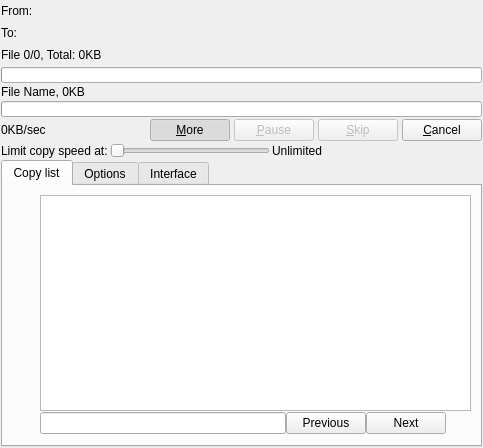
Before: the Qt Designer form plugins/Themes/Oxygen/interface.ui in alphaonex86/Ultracopier, drawn with Qt 5.
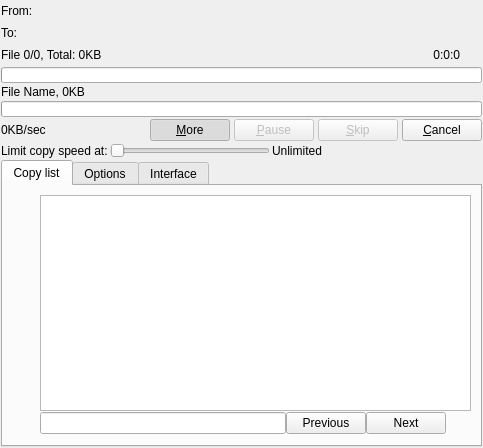
After: the same form once the commit is applied. Icons and pictures are not drawn.

Diff of the .ui file:
```diff
--- a/plugins/Themes/Oxygen/interface.ui
+++ b/plugins/Themes/Oxygen/interface.ui
@@ -107,11 +107,18 @@
         <string notr="true">&lt;!DOCTYPE HTML PUBLIC &quot;-//W3C//DTD HTML 4.0//EN&quot; &quot;http://www.w3.org/TR/REC-html40/strict.dtd&quot;&gt;
 &lt;html&gt;&lt;head&gt;&lt;meta name=&quot;qrichtext&quot; content=&quot;1&quot; /&gt;&lt;style type=&quot;text/css&quot;&gt;
 p, li { white-space: pre-wrap; }
-&lt;/style&gt;&lt;/head&gt;&lt;body style=&quot; font-family:'Sans Serif'; font-size:9pt; font-weight:400; font-style:normal;&quot;&gt;&amp;nbsp;&lt;/body&gt;&lt;/html&gt;</string>
+&lt;/style&gt;&lt;/head&gt;&lt;body style=&quot; font-family:'Sans Serif'; font-size:9pt; font-weight:400; font-style:normal;&quot;&gt;
+&lt;p style=&quot; margin-top:0px; margin-bottom:0px; margin-left:0px; margin-right:0px; -qt-block-indent:0; text-indent:0px;&quot;&gt;0:0:0&lt;/p&gt;&lt;/body&gt;&lt;/html&gt;</string>
+       </property>
+       <property name="textFormat">
+        <enum>Qt::RichText</enum>
        </property>
        <property name="alignment">
         <set>Qt::AlignRight|Qt::AlignTrailing|Qt::AlignVCenter</set>
        </property>
+       <property name="wordWrap">
+        <bool>true</bool>
+       </property>
       </widget>
      </item>
      <item>
```
